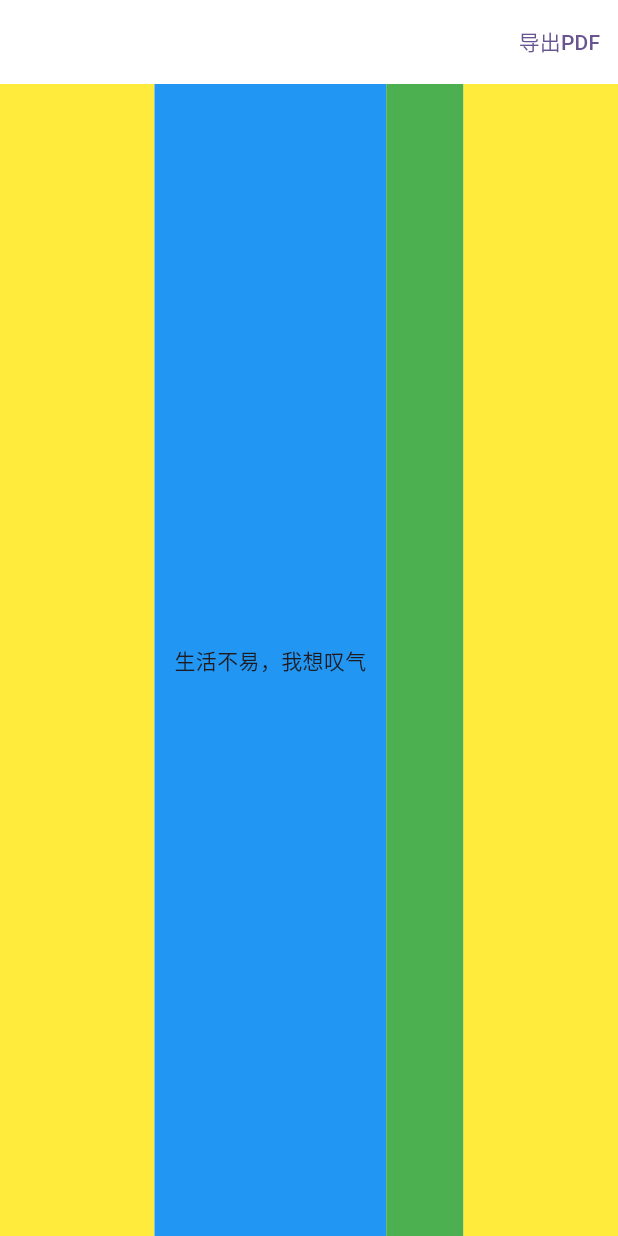
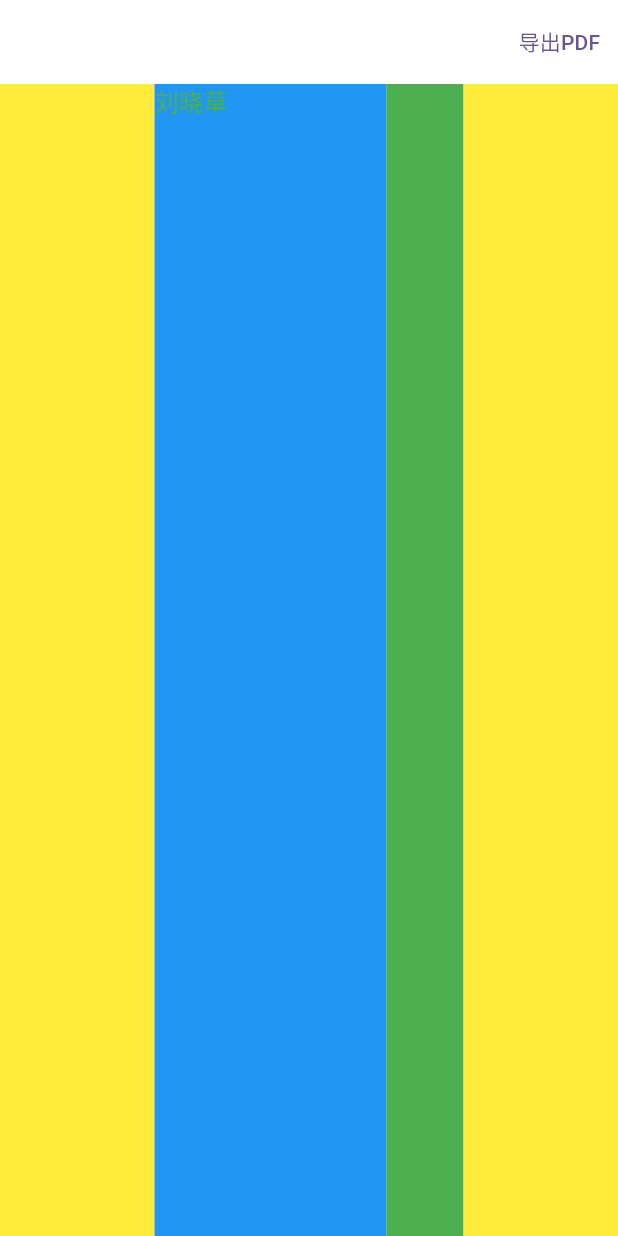
Before and after one commit to acsweets/resume, a Flutter app: the screen it shows after launch, on a phone screen of 412 x 824 dp. Run offline on Flutter 3.47's test engine with Material 3 defaults, Android fonts, the phone set to English and light mode, and no system bars; our stand-ins replace flutter_screenutil, pdf; missing offline and left inert: universal_html.

Commit message:
增加国际化

```diff
--- /dev/null
+++ b/lib/l10n/intl_en.arb
@@ -0,0 +1,4 @@
+{
+  "title": "home",
+  "hello": "hello"
+}
--- /dev/null
+++ b/lib/l10n/intl_zh.arb
@@ -0,0 +1,4 @@
+{
+  "title": "主页",
+  "hello": "你好"
+}
--- /dev/null
+++ b/lib/model/load.dart
@@ -0,0 +1,27 @@
+import 'dart:convert';
+
+import 'package:flutter/services.dart';
+import 'package:resume/model/resume.dart';
+
+/// Author:      星星
+/// CreateTime:  2024/7/24
+/// Contact Me:  1395723441@qq.com
+
+class Load {
+  static final Load _instance = Load._();
+  static Resume? resumeData;
+
+  static Load get instance => _instance;
+
+  Load._();
+
+  Future<void> init() async {
+    resumeData = await loadData();
+  }
+
+  Future<Resume> loadData() async {
+    final String response = await rootBundle.loadString('assets/data/data.json');
+    final Map<String, dynamic> jsonMap = json.decode(response);
+    return Resume.fromMap(jsonMap);
+  }
+}
--- a/lib/resume/my_resume.dart
+++ b/lib/resume/my_resume.dart
@@ -2,7 +2,9 @@ import 'package:flutter/cupertino.dart';
 import 'package:flutter/material.dart';
 import 'package:flutter_screenutil/flutter_screenutil.dart';
 import 'package:resume/resume/resume_page.dart';
+import 'package:flutter_localizations/flutter_localizations.dart';
 
+import '../generated/l10n.dart';
 /// Author:      星星
 /// CreateTime:  2024/7/18
 /// Contact Me:  1395723441@qq.com
@@ -14,6 +16,17 @@ class MyResume extends StatelessWidget {
   @override
   Widget build(BuildContext context) {
     return MaterialApp(
+      localizationsDelegates: const [
+        GlobalMaterialLocalizations.delegate,
+        GlobalWidgetsLocalizations.delegate,
+        GlobalCupertinoLocalizations.delegate,
+        S.delegate,
+      ],
+      supportedLocales: const [
+        Locale('en', ''), // 英语
+        Locale('zh', ''), // 中文
+        // 添加其他支持的语言
+      ],
       debugShowCheckedModeBanner:false,
       title: '衿璃',
       theme: ThemeData(
--- a/lib/resume/resume_page.dart
+++ b/lib/resume/resume_page.dart
@@ -15,7 +15,9 @@ import 'package:pdf/widgets.dart' as pw;
 import 'dart:io';
 import 'package:flutter/services.dart';
 import 'dart:ui' as ui;
+import '../model/resume.dart';
 import '../widgets/tag.dart';
+import 'package:resume/model/load.dart';
 
 class ResumePage extends StatefulWidget {
   const ResumePage({super.key});
@@ -36,6 +38,16 @@ class _ResumePageState extends State<ResumePage> {
 
   @override
   Widget build(BuildContext context) {
+    return LayoutBuilder(
+      builder: (BuildContext context, BoxConstraints constraints) {
+        // if (constraints.maxWidth < 600) {
+        //   // return MobileLayout();
+        // } else if (constraints.maxWidth < 1200) {
+        //   // return TabletLayout();
+        // } else {
+        //   // return DesktopLayout();
+        // }
+
         return Scaffold(
           appBar: AppBar(
             backgroundColor: Colors.white,
@@ -57,8 +69,9 @@ class _ResumePageState extends State<ResumePage> {
                 flex: 3,
                 child: RepaintBoundary(
                   key: _globalKey,
-              child: Container(color: Colors.blue,
-                child:  Center(child: Text("生活不易，我想叹气")),
+                  child: Container(
+                    color: Colors.blue,
+                    child: ItemResume(),
                     width: double.infinity,
                     height: double.infinity,
                   ),
@@ -74,6 +87,8 @@ class _ResumePageState extends State<ResumePage> {
               ),
             ],
           ),
+        );
+      },
     );
   }
 
@@ -124,11 +139,20 @@ class _ResumePageState extends State<ResumePage> {
     }
   }
 
-  Future<void> loadJson() async {
-    final String response = await rootBundle.loadString('assets/data.json');
-    final Map<String, dynamic> jsonMap = json.decode(response);
-    setState(() {
-      // data = jsonMap;
-    });
+  Widget ItemResume() {
+    return Container(
+      child: Text(
+        "${Load.resumeData?.info.name}",
+        style: TextStyle(color: Colors.green, fontSize: 16),
+      ),
+    );
+  }
+
+  Widget itemInfo(InfoBean info) {
+    return Column(
+      children: [
+
+      ],
+    );
   }
 }
```
Also changed, not shown: lib/main.dart (+5 -2 lines), pubspec.yaml (+8 -0 lines), lib/generated/intl/messages_all.dart (added), lib/generated/intl/messages_en.dart (added), lib/generated/intl/messages_zh.dart (added), lib/generated/l10n.dart (added). Lines whose indentation alone changed are shown as unchanged.
